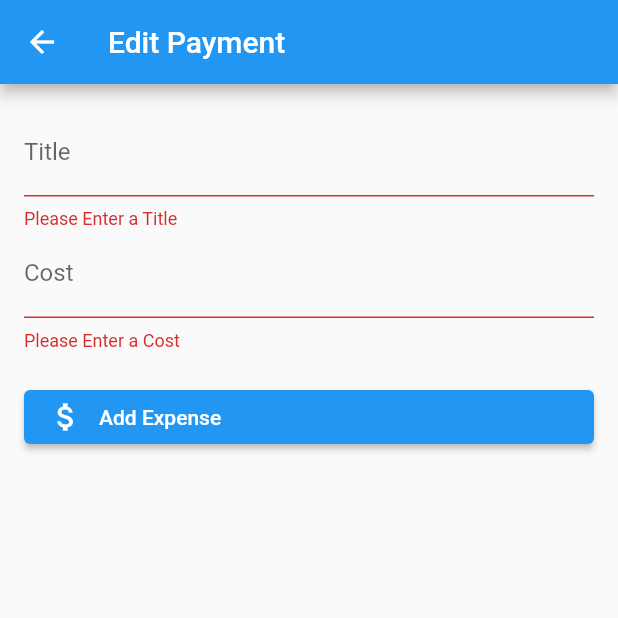
After one commit to LiranFain22/MyBait-Final-Project, a Flutter app: the EditPaymentScreen screen opened by its route, after a tap on "Add Expense", on a phone screen of 412 x 824 dp, the top half of it. The commit adds this screen. Run offline on Flutter 3.47's test engine with Material 2 defaults, Android fonts, the phone set to English and light mode, and no system bars; our stand-ins replace cloud_firestore, firebase_auth, firebase_core, firebase_storage, flutter_slidable, fluttertoast and 3 more; accounts and stored records are empty.

Commit message:
Added Managing Payment Screen and some small things

```diff
--- a/lib/models/payment.dart
+++ b/lib/models/payment.dart
@@ -5,13 +5,15 @@ class Payment {
   final String? title;
   final String? paymentType;
   final int? amount;
-  final String? status;
+  final String? createdBy;
+  final DateTime dateTime;
 
   Payment({
     @required this.id,
     @required this.title,
     @required this.paymentType,
     @required this.amount,
-    @required this.status,
+    @required this.createdBy,
+    required this.dateTime,
   });
 }
--- /dev/null
+++ b/lib/screens/MANAGER/edit_payment_screen.dart
@@ -0,0 +1,156 @@
+import 'package:cloud_firestore/cloud_firestore.dart';
+import 'package:firebase_auth/firebase_auth.dart';
+import 'package:flutter/material.dart';
+import 'package:mybait/models/payment.dart';
+import 'package:mybait/widgets/custom_Button.dart';
+
+import '../../widgets/custom_toast.dart';
+
+class EditPaymentScreen extends StatefulWidget {
+  static const routeName = '/edit-payment';
+
+  const EditPaymentScreen({super.key});
+
+  @override
+  State<EditPaymentScreen> createState() => _EditPaymentScreenState();
+}
+
+class _EditPaymentScreenState extends State<EditPaymentScreen> {
+  var customToast = CustomToast();
+  final _formKey = GlobalKey<FormState>();
+  final _amountFocusNode = FocusNode();
+  var _editedPayment = Payment(
+    id: null,
+    title: '',
+    paymentType: 'repair',
+    amount: 0,
+    createdBy: FirebaseAuth.instance.currentUser!.displayName,
+    dateTime: DateTime.now(),
+  );
+
+  @override
+  void initState() {
+    super.initState();
+  }
+
+  @override
+  Widget build(BuildContext context) {
+    return Scaffold(
+      appBar: AppBar(
+        title: const Text('Edit Payment'),
+      ),
+      body: Padding(
+        padding: const EdgeInsets.all(16.0),
+        child: Form(
+          key: _formKey,
+          child: SingleChildScrollView(
+            child: Column(
+              children: [
+                TextFormField(
+                  decoration: const InputDecoration(labelText: 'Title'),
+                  textInputAction: TextInputAction.done,
+                  onFieldSubmitted: (_) {
+                    FocusScope.of(context).requestFocus(_amountFocusNode);
+                  },
+                  validator: (value) {
+                    if (value!.isEmpty) {
+                      return 'Please Enter a Title';
+                    }
+                    return null;
+                  },
+                  onSaved: (value) {
+                    _editedPayment = Payment(
+                      id: _editedPayment.id,
+                      title: value,
+                      paymentType: _editedPayment.paymentType,
+                      amount: _editedPayment.amount,
+                      createdBy: _editedPayment.createdBy,
+                      dateTime: _editedPayment.dateTime,
+                    );
+                  },
+                ),
+                TextFormField(
+                  decoration: const InputDecoration(labelText: 'Cost'),
+                  textInputAction: TextInputAction.done,
+                  keyboardType: TextInputType.number,
+                  onFieldSubmitted: (_) {
+                    FocusScope.of(context).requestFocus(_amountFocusNode);
+                  },
+                  validator: (value) {
+                    if (value!.isEmpty) {
+                      return 'Please Enter a Cost';
+                    }
+                    return null;
+                  },
+                  onSaved: (value) {
+                    _editedPayment = Payment(
+                      id: _editedPayment.id,
+                      title: _editedPayment.title,
+                      paymentType: _editedPayment.paymentType,
+                      amount: int.parse(value!),
+                      createdBy: _editedPayment.createdBy,
+                      dateTime: _editedPayment.dateTime,
+                    );
+                  },
+                ),
+                const SizedBox(
+                  height: 20,
+                ),
+                customButton(
+                  title: 'Add Expense',
+                  icon: Icons.attach_money_sharp,
+                  onClick: () => addExpense(context, _editedPayment),
+                ),
+              ],
+            ),
+          ),
+        ),
+      ),
+    );
+  }
+
+  Future<void> addExpense(BuildContext context, Payment newExpense) async {
+    if (_formKey.currentState!.validate()) {
+      _formKey.currentState!.save(); // saves all onSaved in each textFormField
+      var userDocument = await FirebaseFirestore.instance
+          .collection('users')
+          .doc(FirebaseAuth.instance.currentUser!.uid)
+          .get();
+      var data = userDocument.data();
+      var buildingID = data!['buildingID'] as String;
+      var now = DateTime.now();
+      var currentYear = now.year;
+      final DocumentSnapshot buildingDoc = await FirebaseFirestore.instance
+          .collection('Buildings')
+          .doc(buildingID)
+          .get();
+
+      // Access the array field by its name
+      final List<dynamic> arrayField = buildingDoc.get('tenants');
+
+      // Convert the dynamic list to a list of strings
+      final List<String> tenants = List<String>.from(arrayField);
+
+      for (var tenantID in tenants) {
+        await FirebaseFirestore.instance
+            .collection('users')
+            .doc(tenantID)
+            .collection('payments')
+            .doc(currentYear.toString())
+            .collection('Maintenance Payments')
+            .doc(newExpense.title)
+            .set({
+          'title': newExpense.title,
+          'paymentType': newExpense.paymentType,
+          'amount': newExpense.amount,
+          'isPaid': false,
+          'createdBy': newExpense.createdBy,
+          'timestamp': newExpense.dateTime
+        });
+      }
+      await customToast.showCustomToast(
+          'Added New Expense 💲', Colors.white, Colors.grey[800]!);
+      Navigator.pop(context);
+    }
+  }
+}
--- a/lib/screens/MANAGER/overview_manager_screen.dart
+++ b/lib/screens/MANAGER/overview_manager_screen.dart
@@ -1,11 +1,13 @@
 import 'package:cloud_firestore/cloud_firestore.dart';
 import 'package:flutter/material.dart';
 import 'package:firebase_auth/firebase_auth.dart';
+import 'package:mybait/screens/MANAGER/managing_payment_screen.dart';
 import 'package:share/share.dart';
 
+import '../TENANT/payment_screen.dart';
 import '../login_screen.dart';
 import '../reports_screen.dart';
-import 'managing_fault_screen.dart';
+import 'managing_report_screen.dart';
 
 import '../../widgets/app_drawer.dart';
 
@@ -30,9 +32,10 @@ class OverviewManagerScreen extends StatelessWidget {
   OverviewManagerScreen({super.key});
 
   List menuList = [
-    MenuItem(Icons.error_outline, 'Managing Fault'),
-    MenuItem(Icons.monetization_on_outlined, 'Cash Register'),
+    MenuItem(Icons.error_outline, 'Managing Reports'),
+    MenuItem(Icons.monetization_on_outlined, 'Managing Payment'),
     MenuItem(Icons.info_outline, 'Reports'),
+    MenuItem(Icons.payment_outlined, 'Payment'),
     MenuItem(Icons.account_circle_outlined, 'Information'),
   ];
 
@@ -144,20 +147,25 @@ class OverviewManagerScreen extends StatelessWidget {
                   itemBuilder: (context, position) {
                     return InkWell(
                       onTap: () {
-                        if (menuList[position].getTitle == 'Managing Fault') {
+                        if (menuList[position].getTitle == 'Managing Reports') {
                           Navigator.of(context).pushReplacementNamed(
-                              ManagingFaultScreen.routeName);
+                              ManagingReportScreen.routeName);
                         }
                         if (menuList[position].getTitle == 'Reports') {
                           Navigator.of(context)
                               .pushReplacementNamed(ReportsScreen.routeName);
                         }
-                        if (menuList[position].getTitle == 'Cash Register') {
-                          // todo: implement Cash Register screen
+                        if (menuList[position].getTitle == 'Managing Payment') {
+                          Navigator.of(context)
+                              .pushReplacementNamed(ManagingPaymentScreen.routeName);
                         }
                         if (menuList[position].getTitle == 'Information') {
                           // todo: implement Information screen
                         }
+                        if (menuList[position].getTitle == 'Payment') {
+                            Navigator.of(context)
+                                .pushReplacementNamed(PaymentScreen.routeName);
+                          }
                       },
                       child: Center(
                         child: Column(
--- a/lib/screens/MANAGER/review_report_screen.dart
+++ b/lib/screens/MANAGER/review_report_screen.dart
@@ -45,7 +45,8 @@ class ReviewReportScreen extends StatelessWidget {
                 ),
               );
             } else if (snapshot.connectionState == ConnectionState.done) {
-              return Column(
+              return SingleChildScrollView(
+                child: Column(
                   children: [
                     Image.network(snapshot.data!['imageURL']),
                     Text(
@@ -105,6 +106,7 @@ class ReviewReportScreen extends StatelessWidget {
                       ],
                     ),
                   ],
+                ),
               );
             }
             return const CircularProgressIndicator();
```
Also changed, not shown: lib/main.dart (+6 -2 lines), lib/screens/MANAGER/managing_payment_screen.dart (added, +215 -0 lines), lib/screens/MANAGER/managing_report_screen.dart (renamed from lib/screens/MANAGER/managing_fault_screen.dart, +5 -5 lines), lib/screens/TENANT/maintenance_payment_screen.dart (+6 -4 lines), lib/screens/create_building_screen.dart (+30 -2 lines), lib/widgets/app_drawer.dart (+18 -7 lines). Lines whose indentation alone changed are shown as unchanged.
